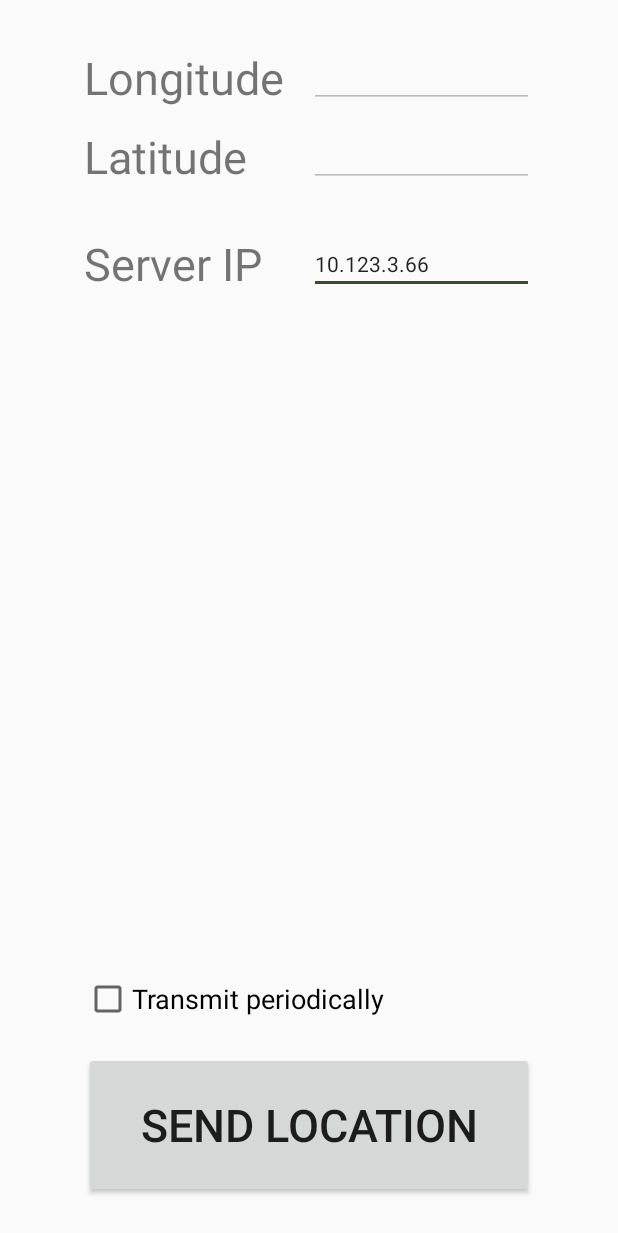
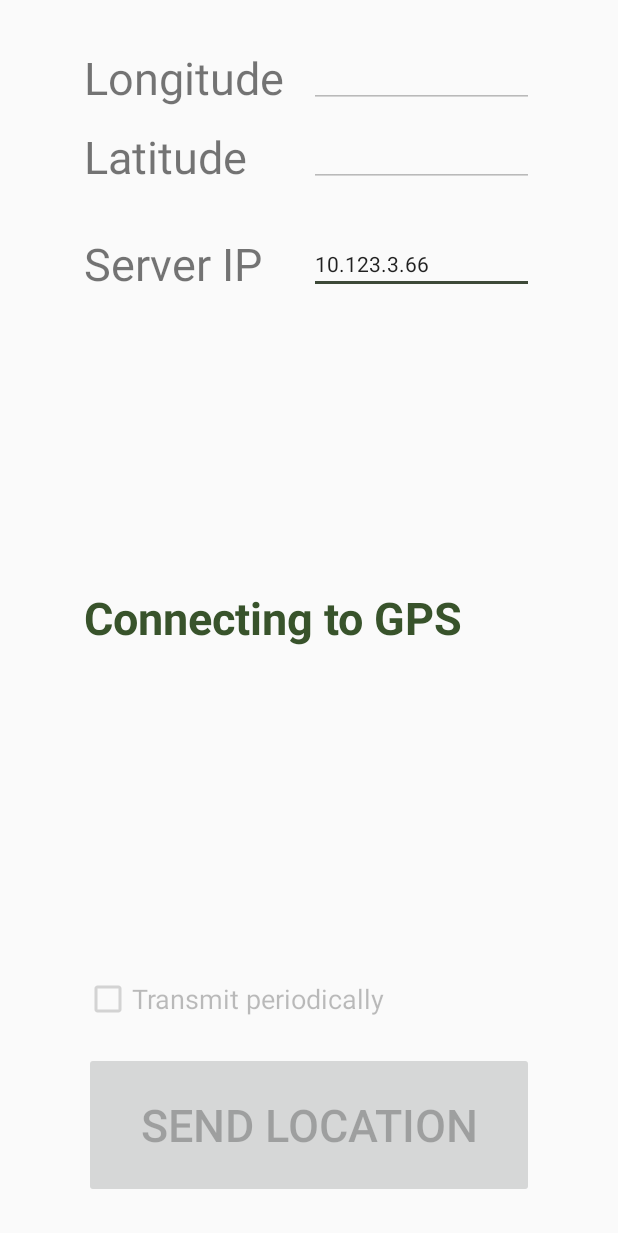
Before and after one commit to Mmmarton/DCSp, an Android app: the screen it shows after launch (MainActivity), on a phone screen of 412 x 824 dp. Shown: the top 1233 px of the screen. Run offline under Robolectric (Android 15) with nearby library versions, the phone set to English and light mode, and no system bars.

Commit message:
minor mobile app fixes

```diff
--- a/app/app/src/main/AndroidManifest.xml
+++ b/app/app/src/main/AndroidManifest.xml
@@ -1,6 +1,6 @@
 <?xml version="1.0" encoding="utf-8"?>
 <manifest xmlns:android="http://schemas.android.com/apk/res/android"
-    package="dcsp.utclus.edu.locationapp">
+    package="dcsp.utcluj.edu.locationapp">
 
     <uses-permission android:name="android.permission.ACCESS_FINE_LOCATION" />
     <uses-permission android:name="android.permission.ACCESS_COARSE_LOCATION" />
@@ -14,7 +14,7 @@
         android:supportsRtl="true"
         android:theme="@style/AppTheme">
         <activity
-            android:name=".MainActivity"
+            android:name="dcsp.utcluj.edu.locationapp.MainActivity"
             android:screenOrientation="portrait">
             <intent-filter>
                 <action android:name="android.intent.action.MAIN" />
--- a/app/app/src/main/java/dcsp/utclus/edu/locationapp/ServerApi.java
+++ b/app/app/src/main/java/dcsp/utcluj/edu/locationapp/ServerApi.java
@@ -1,4 +1,4 @@
-package dcsp.utclus.edu.locationapp;
+package dcsp.utcluj.edu.locationapp;
 
 import android.os.AsyncTask;
 import android.util.Log;
--- a/app/app/src/main/res/layout/activity_main.xml
+++ b/app/app/src/main/res/layout/activity_main.xml
@@ -5,7 +5,7 @@
     android:layout_width="match_parent"
     android:layout_height="match_parent"
     android:visibility="visible"
-    tools:context="dcsp.utclus.edu.locationapp.MainActivity">
+    tools:context="dcsp.utcluj.edu.locationapp.MainActivity">
 
     <Button
         android:id="@+id/button"
@@ -15,6 +15,7 @@
         android:layout_alignParentBottom="true"
         android:layout_centerHorizontal="true"
         android:layout_marginBottom="25dp"
+        android:enabled="false"
         android:onClick="onButtonClicked"
         android:text="Send Location"
         android:textSize="30sp" />
@@ -29,6 +30,7 @@
         android:layout_alignRight="@+id/button"
         android:layout_alignStart="@+id/button"
         android:layout_marginBottom="19dp"
+        android:enabled="false"
         android:onClick="onCheckboxClicked"
         android:text="Transmit periodically"
         android:textSize="18sp"
@@ -107,4 +109,19 @@
         android:layout_alignStart="@+id/latitude"
         android:text="Server IP"
         android:textSize="30sp" />
+
+    <TextView
+        android:id="@+id/connectingText"
+        android:layout_width="wrap_content"
+        android:layout_height="wrap_content"
+        android:layout_alignEnd="@+id/ipText"
+        android:layout_alignLeft="@+id/textView"
+        android:layout_alignRight="@+id/ipText"
+        android:layout_alignStart="@+id/textView"
+        android:layout_centerVertical="true"
+        android:text="Connecting to GPS"
+        android:textColor="@color/colorPrimary"
+        android:textSize="30sp"
+        android:textStyle="bold" />
+
 </RelativeLayout>
```
Also changed, not shown: app/app/src/main/java/dcsp/utcluj/edu/locationapp/MainActivity.java (renamed from app/app/src/main/java/dcsp/utclus/edu/locationapp/MainActivity.java, +11 -52 lines), 4 other files.
